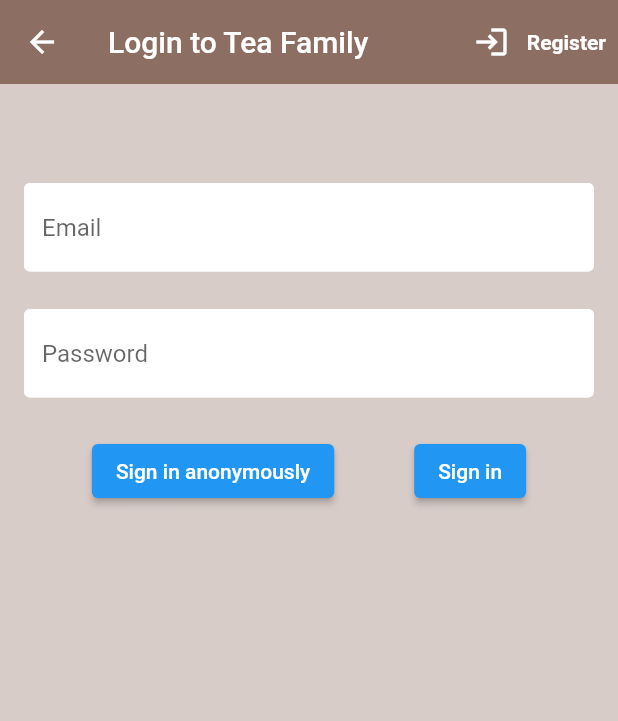
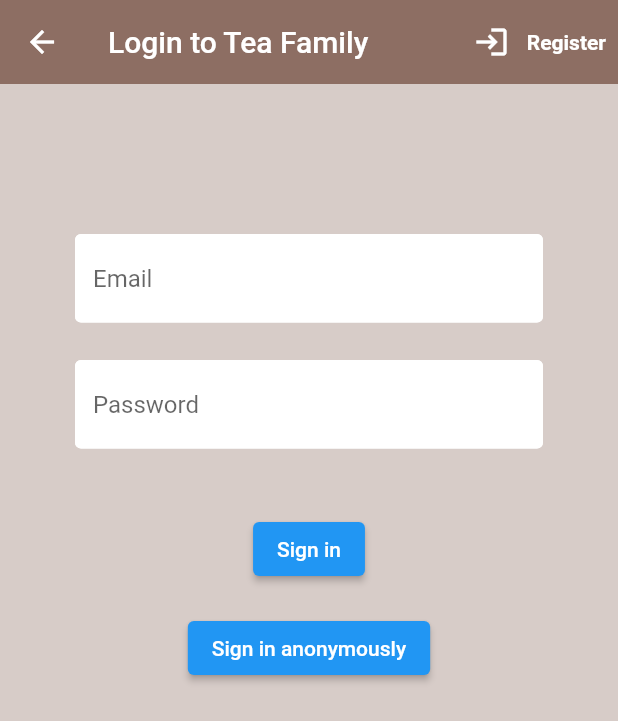
Before and after one commit to Drakunal/brew-crew, a Flutter app: the SignIn screen opened directly with empty values, on a phone screen of 412 x 824 dp. Shown: the top 721 px of the screen. Run offline on Flutter 3.47's test engine with Material 2 defaults, Android fonts, the phone set to English and light mode, and no system bars; our stand-ins replace cloud_firestore, firebase_auth, firebase_core, flutter_spinkit; accounts and stored records are empty.

Commit message:
login and register page ui changes

```diff
--- a/lib/screens/authenticate/sign_in.dart
+++ b/lib/screens/authenticate/sign_in.dart
@@ -47,7 +47,7 @@ class _SignInState extends State<SignIn> {
               ],
             ),
             body: Padding(
-                padding: const EdgeInsets.all(16.0),
+                padding: const EdgeInsets.all(50.0),
                 child: Form(
                     key: _formKey,
                     child: Column(
@@ -81,30 +81,12 @@ class _SignInState extends State<SignIn> {
                           obscureText: true,
                         ),
                         SizedBox(height: 25),
-                        Row(
+                        Column(
                           mainAxisAlignment: MainAxisAlignment.spaceEvenly,
                           children: [
                             Padding(
                               padding:
-                                  const EdgeInsets.symmetric(horizontal: 8.0),
-                              child: ElevatedButton(
-                                  onPressed: () async {
-                                    setState(() {
-                                      loading = true;
-                                    });
-                                    dynamic result = await _auth.signInAnon();
-                                    if (result == null) {
-                                      print("error signing in...");
-                                    } else {
-                                      print("Signed in...");
-                                      print(result.uId);
-                                    }
-                                  },
-                                  child: Text("Sign in anonymously")),
-                            ),
-                            Padding(
-                              padding:
-                                  const EdgeInsets.symmetric(horizontal: 8.0),
+                                  const EdgeInsets.symmetric(vertical: 18.0),
                               child: ElevatedButton(
                                   onPressed: () async {
                                     if (_formKey.currentState!.validate()) {
@@ -126,7 +108,25 @@ class _SignInState extends State<SignIn> {
                                     }
                                   },
                                   child: Text("Sign in")),
-                            )
+                            ),
+                            Padding(
+                              padding:
+                                  const EdgeInsets.symmetric(horizontal: 18.0),
+                              child: ElevatedButton(
+                                  onPressed: () async {
+                                    setState(() {
+                                      loading = true;
+                                    });
+                                    dynamic result = await _auth.signInAnon();
+                                    if (result == null) {
+                                      print("error signing in...");
+                                    } else {
+                                      print("Signed in...");
+                                      print(result.uId);
+                                    }
+                                  },
+                                  child: Text("Sign in anonymously")),
+                            ),
                           ],
                         ),
                         SizedBox(
```
